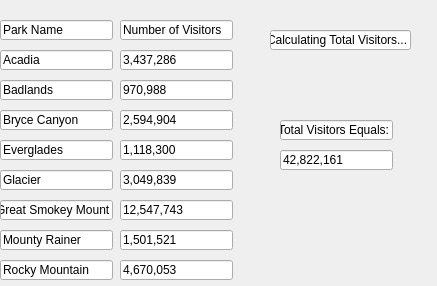
Above: totalvisitors.ui from smoreno11/NationalParksProject before the change. Below: the same form after it.
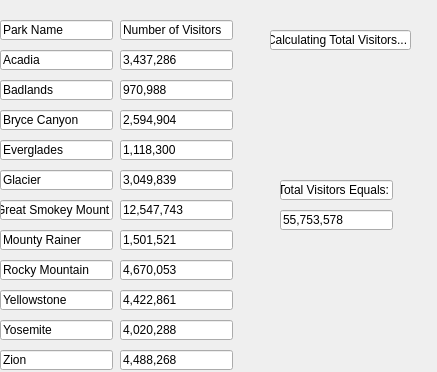
That is the form after the change.

```diff
--- a/totalvisitors.ui
+++ b/totalvisitors.ui
@@ -7,7 +7,7 @@
     <x>0</x>
     <y>0</y>
     <width>437</width>
-    <height>286</height>
+    <height>372</height>
    </rect>
   </property>
   <property name="windowTitle">
@@ -289,7 +289,7 @@
    <property name="geometry">
     <rect>
      <x>280</x>
-     <y>120</y>
+     <y>180</y>
      <width>113</width>
      <height>20</height>
     </rect>
@@ -305,13 +305,13 @@
    <property name="geometry">
     <rect>
      <x>280</x>
-     <y>150</y>
+     <y>210</y>
      <width>113</width>
      <height>20</height>
     </rect>
    </property>
    <property name="text">
-    <string>42,822,161</string>
+    <string>55,753,578</string>
    </property>
    <property name="readOnly">
     <bool>true</bool>
@@ -349,6 +349,102 @@
     <bool>true</bool>
    </property>
   </widget>
+  <widget class="QLineEdit" name="lineEdit_22">
+   <property name="geometry">
+    <rect>
+     <x>0</x>
+     <y>290</y>
+     <width>113</width>
+     <height>20</height>
+    </rect>
+   </property>
+   <property name="text">
+    <string>Yellowstone</string>
+   </property>
+   <property name="readOnly">
+    <bool>true</bool>
+   </property>
+  </widget>
+  <widget class="QLineEdit" name="lineEdit_23">
+   <property name="geometry">
+    <rect>
+     <x>120</x>
+     <y>290</y>
+     <width>113</width>
+     <height>20</height>
+    </rect>
+   </property>
+   <property name="text">
+    <string>4,422,861</string>
+   </property>
+   <property name="readOnly">
+    <bool>true</bool>
+   </property>
+  </widget>
+  <widget class="QLineEdit" name="lineEdit_24">
+   <property name="geometry">
+    <rect>
+     <x>0</x>
+     <y>320</y>
+     <width>113</width>
+     <height>20</height>
+    </rect>
+   </property>
+   <property name="text">
+    <string>Yosemite</string>
+   </property>
+   <property name="readOnly">
+    <bool>true</bool>
+   </property>
+  </widget>
+  <widget class="QLineEdit" name="lineEdit_25">
+   <property name="geometry">
+    <rect>
+     <x>120</x>
+     <y>320</y>
+     <width>113</width>
+     <height>20</height>
+    </rect>
+   </property>
+   <property name="text">
+    <string>4,020,288</string>
+   </property>
+   <property name="readOnly">
+    <bool>true</bool>
+   </property>
+  </widget>
+  <widget class="QLineEdit" name="lineEdit_26">
+   <property name="geometry">
+    <rect>
+     <x>0</x>
+     <y>350</y>
+     <width>113</width>
+     <height>20</height>
+    </rect>
+   </property>
+   <property name="text">
+    <string>Zion</string>
+   </property>
+   <property name="readOnly">
+    <bool>true</bool>
+   </property>
+  </widget>
+  <widget class="QLineEdit" name="lineEdit_27">
+   <property name="geometry">
+    <rect>
+     <x>120</x>
+     <y>350</y>
+     <width>113</width>
+     <height>20</height>
+    </rect>
+   </property>
+   <property name="text">
+    <string>4,488,268</string>
+   </property>
+   <property name="readOnly">
+    <bool>true</bool>
+   </property>
+  </widget>
  </widget>
  <resources/>
  <connections/>
```
